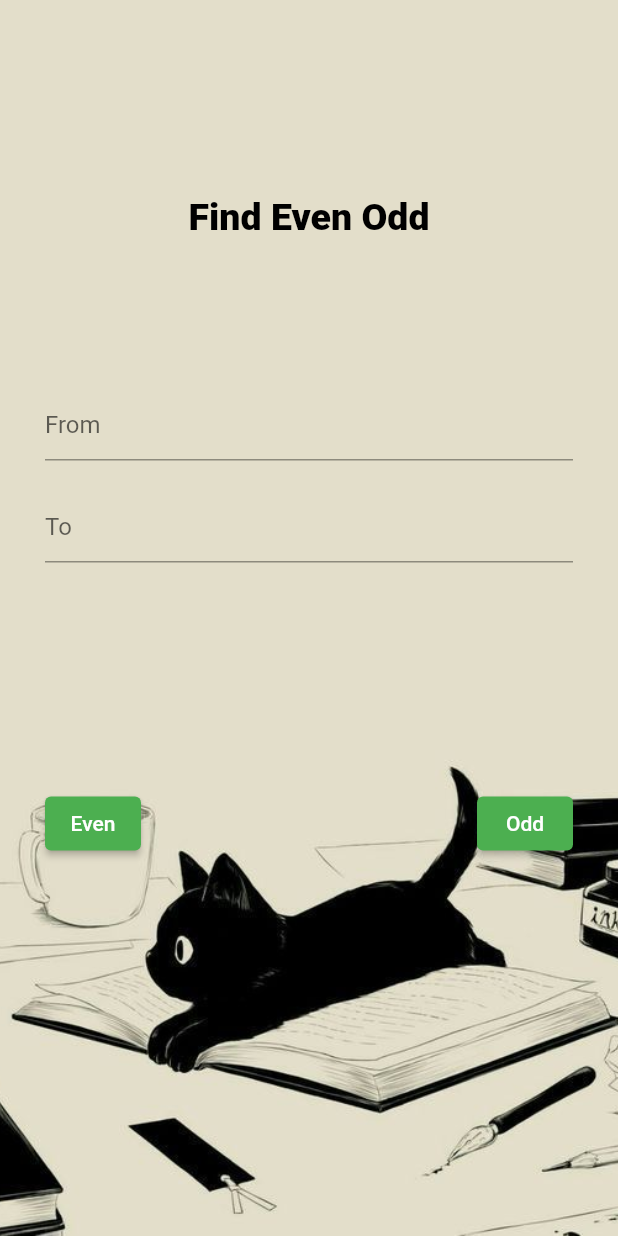
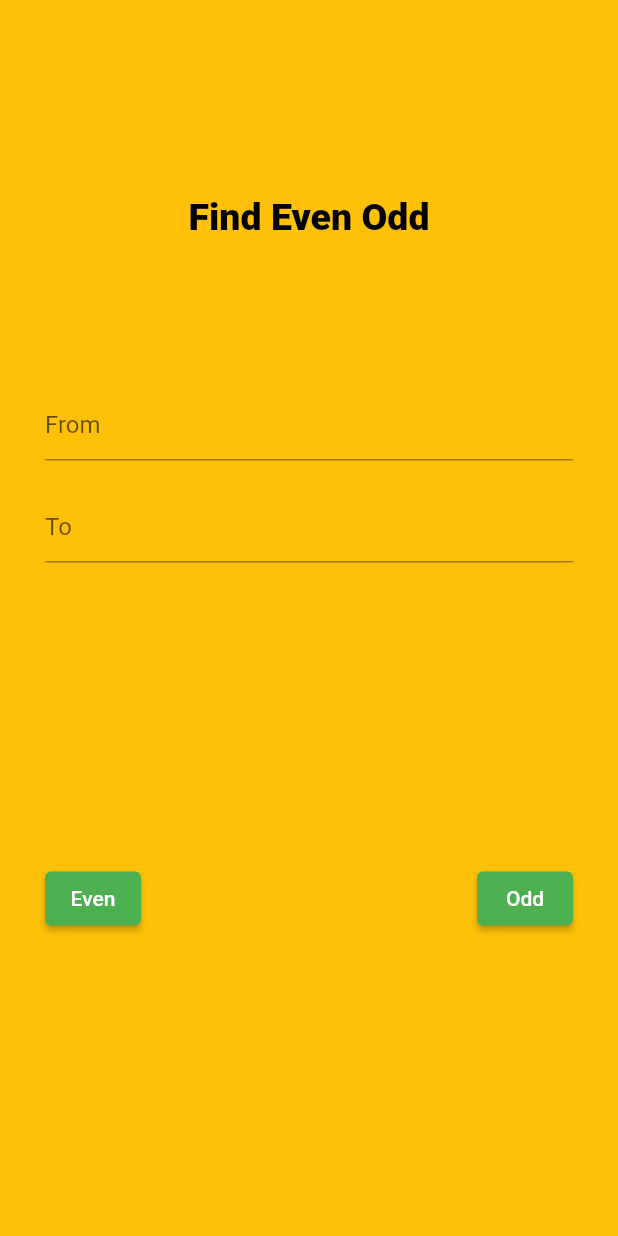
Before and after one commit to 1kvitus/logical, a Flutter app: the screen it shows after launch, on a phone screen of 412 x 824 dp. Run offline on Flutter 3.47's test engine with Material 2 defaults, Android fonts, the phone set to English and light mode, and no system bars.

Commit message:
changed background color for even odd

```diff
--- a/lib/evenodd.dart
+++ b/lib/evenodd.dart
@@ -64,10 +64,8 @@ class _EvenOddState extends State<EvenOdd> {
     return Material(
       child: Container(
         decoration: const BoxDecoration(
-            image: DecorationImage(
-          image: AssetImage("assets/kal.jpeg"),
-          fit: BoxFit.cover,
-        )),
+          color: Colors.amber
+         ),
         child: Center(
           child: Padding(
             padding: const EdgeInsets.all(30.0),
@@ -102,7 +100,7 @@ class _EvenOddState extends State<EvenOdd> {
                 ),
                 Container(
                   alignment: Alignment.center,
-                  height: 50,
+                  height: 100,
                   width: 300,
                   child: Text(
                     strResult,
```
